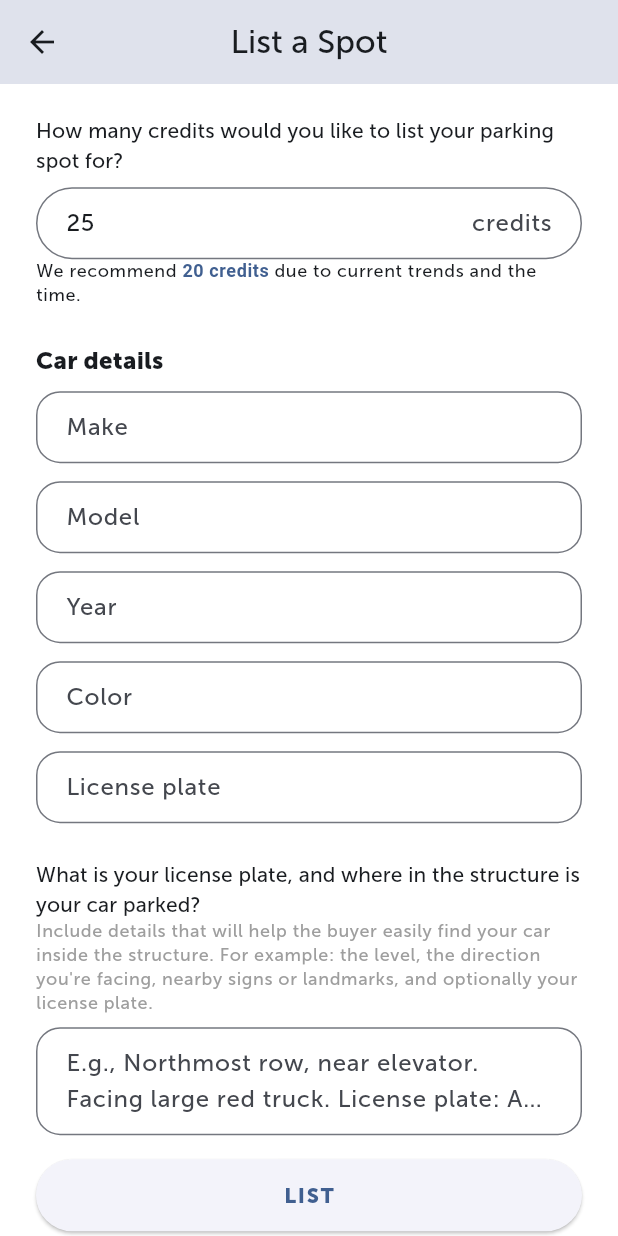
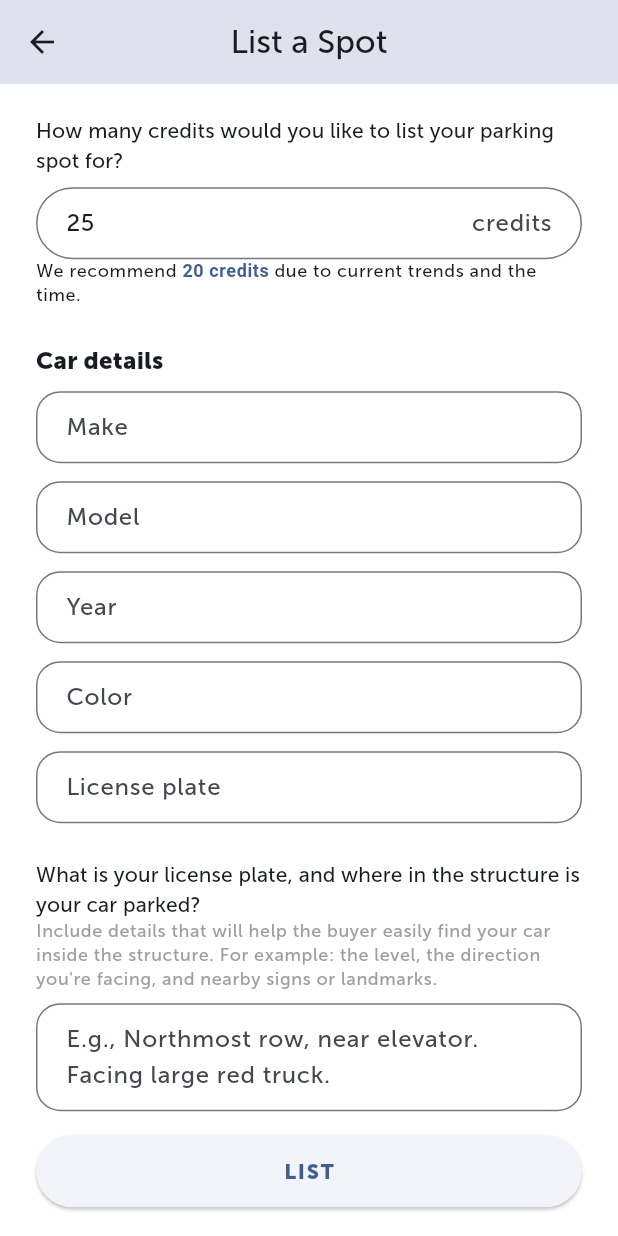
Before and after one commit to nathanchamorro1/titanpark, a Flutter app: the ListSpotScreen screen opened by its route, scrolled down 576 dp, on a phone screen of 412 x 824 dp. Run offline on Flutter 3.47's test engine with Material 3 defaults, Android fonts, the phone set to English and light mode, and no system bars; our stand-ins replace cloud_firestore, firebase_auth, firebase_core, google_sign_in; accounts and stored records are empty.

Commit message:
fixes to issues + local baseurl fix

```diff
--- a/lib/screens/home_screen.dart
+++ b/lib/screens/home_screen.dart
@@ -112,11 +112,11 @@ class HomeScreen extends StatelessWidget {
                               text: 'OR ',
                               style: TextStyle(
                                 fontWeight: FontWeight.bold,
-                                color: Colors.black,
+                                color: Colors.white,
                               ),
                             ),
                             TextSpan(
-                              text: 'view parking availability >',
+                              text: 'view parking availability',
                               style: TextStyle(
                                 color: Colors.blueAccent,
                                 decoration: TextDecoration.underline,
--- a/lib/screens/list_spot_screen.dart
+++ b/lib/screens/list_spot_screen.dart
@@ -466,7 +466,7 @@ Text(
 ),
 Text(
   'Include details that will help the buyer easily find your car inside the structure. '
-  'For example: the level, the direction you\'re facing, nearby signs or landmarks, and optionally your license plate.',
+  'For example: the level, the direction you\'re facing, and nearby signs or landmarks.',
   style: theme.textTheme.bodySmall?.copyWith(
     color: Colors.grey.shade500,
     height: 1.3,
@@ -477,7 +477,7 @@ TextFormField(
   controller: _locationController,
   maxLines: 2,
   decoration: InputDecoration(
-    hintText: 'E.g., Northmost row, near elevator. Facing large red truck. License plate: ABC1234',
+    hintText: 'E.g., Northmost row, near elevator. Facing large red truck.',
     border: OutlineInputBorder(
       borderRadius: BorderRadius.circular(16),
     ),
```
Also changed, not shown: pubspec.lock.
